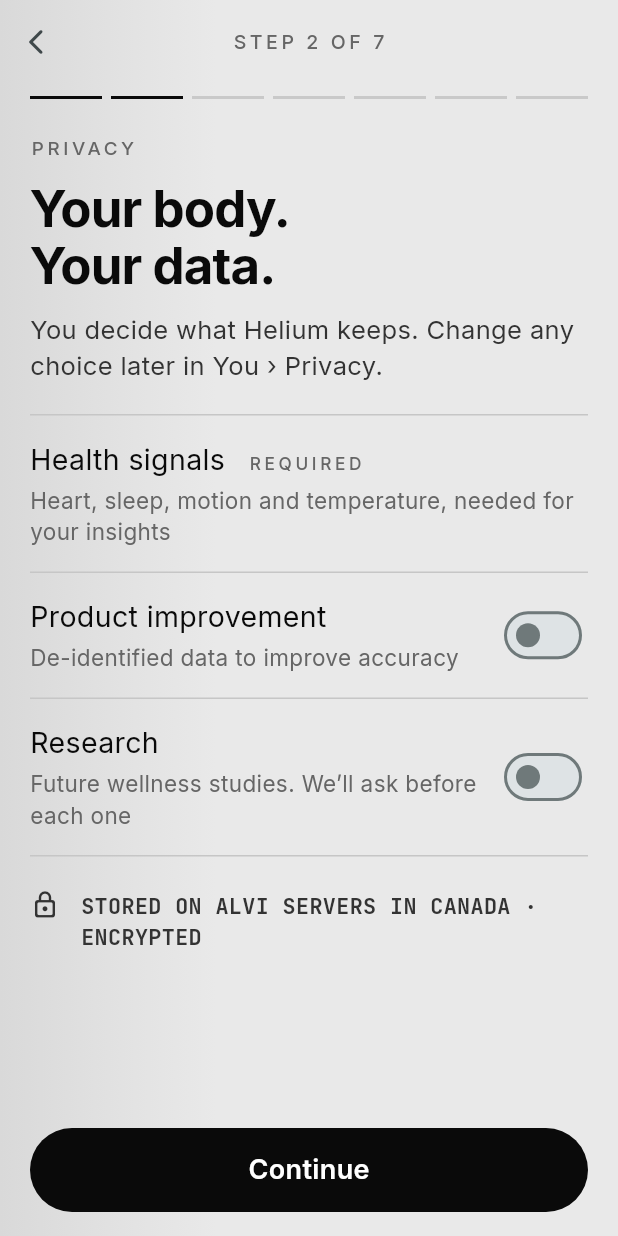
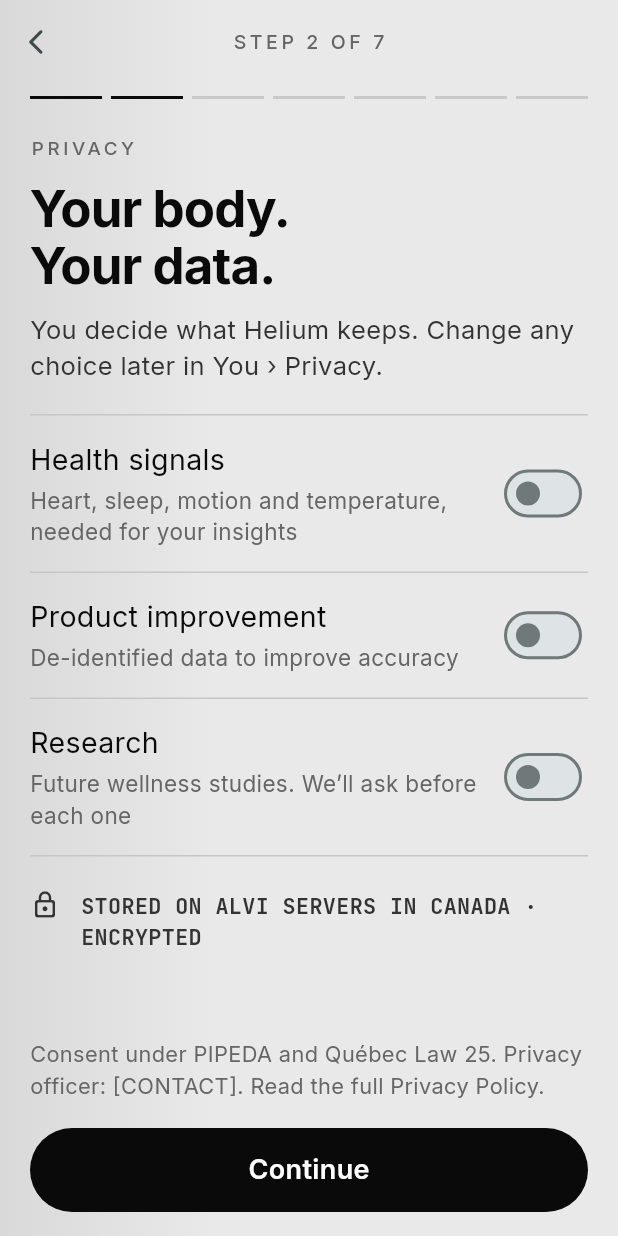
Before and after one commit to TDSVarshini/Alvi-Helium, a Flutter app: the PrivacyStep screen opened directly, on a phone screen of 412 x 824 dp. Run offline on Flutter 3.47's test engine with Material 3 defaults, Android fonts, the phone set to English and light mode, and no system bars; our stand-ins replace file_picker, flutter_local_notifications, flutter_timezone, geolocator, google_fonts, permission_handler and 3 more; accounts and stored records are empty.

Commit message:
Add health signals consent controls

```diff
--- a/lib/domain/models.dart
+++ b/lib/domain/models.dart
@@ -116,6 +116,7 @@ class Prefs {
   AlarmWindow alarm = AlarmWindow();
   int stepGoal = 10000;
   bool shareHeartRate = false;
+  bool healthSignals = false;
   bool productImprovement = false;
   bool research = false;
 
@@ -134,6 +135,7 @@ class Prefs {
     'alarm': alarm.toJson(),
     'stepGoal': stepGoal,
     'shareHeartRate': shareHeartRate,
+    'healthSignals': healthSignals,
     'productImprovement': productImprovement,
     'research': research,
   };
@@ -154,6 +156,7 @@ class Prefs {
       ..quietEnd = j['quietEnd'] as int? ?? 390
       ..stepGoal = j['stepGoal'] as int? ?? 10000
       ..shareHeartRate = j['shareHeartRate'] as bool? ?? false
+      ..healthSignals = j['healthSignals'] as bool? ?? false
       ..productImprovement = j['productImprovement'] as bool? ?? false
       ..research = j['research'] as bool? ?? false;
     final cues = j['cues'] as Map?;
--- a/lib/screens/onboarding_updated.dart
+++ b/lib/screens/onboarding_updated.dart
@@ -251,12 +251,26 @@ class PrivacyStep extends StatelessWidget {
         'You decide what Helium keeps. Change any choice later in You › Privacy.',
         'Vous décidez de ce que Helium conserve. Modifiez vos choix plus tard dans Vous › Confidentialité.',
       ),
-      footer: PillButton(
-        context.t('Continue', 'Continuer'),
-        onTap: () {
-          app.save();
-          _push(context, const AboutYouStep());
-        },
+      footer: Column(
+        mainAxisSize: MainAxisSize.min,
+        crossAxisAlignment: CrossAxisAlignment.start,
+        children: [
+          Text(
+            context.t(
+              'Consent under PIPEDA and Québec Law 25. Privacy officer: [CONTACT]. Read the full Privacy Policy.',
+              'Consentement selon la LPRPDE et la Loi 25 du Québec. Responsable de la protection : [CONTACT]. Lire la Politique de confidentialité complète.',
+            ),
+            style: He.sans(14.5, color: He.ink3, height: 1.45),
+          ),
+          const SizedBox(height: 18),
+          PillButton(
+            context.t('Continue', 'Continuer'),
+            onTap: () {
+              app.save();
+              _push(context, const AboutYouStep());
+            },
+          ),
+        ],
       ),
       children: const [PrivacyChoices()],
     );
@@ -317,7 +331,14 @@ class PrivacyChoices extends StatelessWidget {
             'Heart, sleep, motion and temperature, needed for your insights',
             'Cœur, sommeil, mouvement et température, nécessaires à vos analyses',
           ),
-          tag: context.t('REQUIRED', 'REQUIS'),
+          control: Switch.adaptive(
+            value: p.healthSignals,
+            activeColor: He.ink,
+            onChanged: (value) {
+              p.healthSignals = value;
+              app.save();
+            },
+          ),
         ),
         choice(
           context.t('Product improvement', 'Amélioration du produit'),
```
Also changed, not shown: lib/screens/onboarding.dart (+8 -1 lines).
